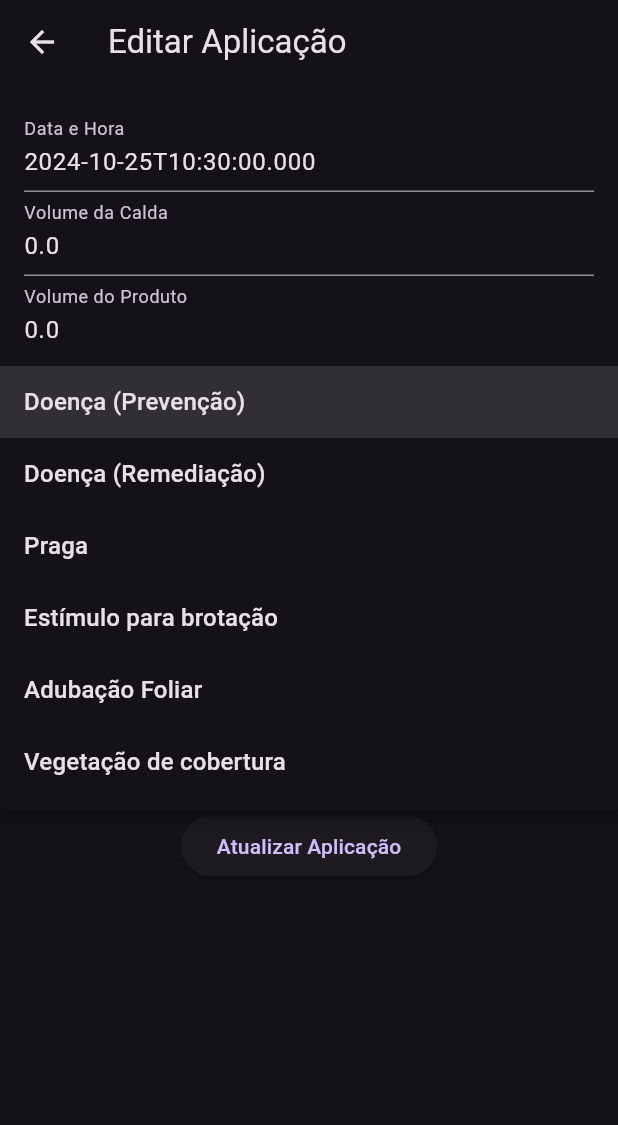
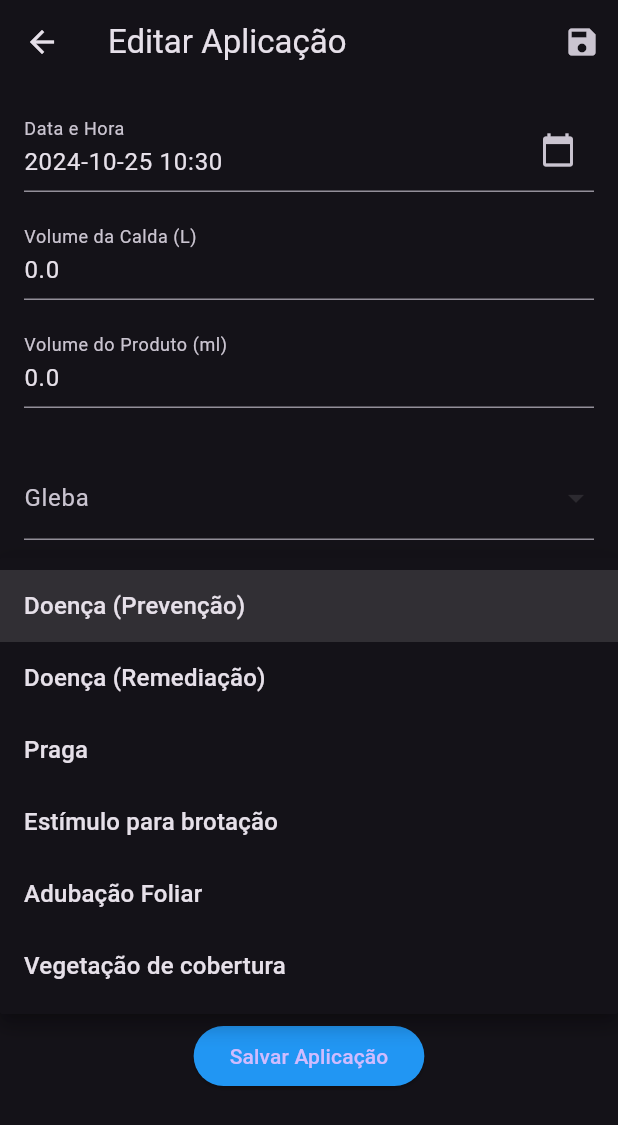
Before and after one commit to Felifet/flutter_tcc_app, a Flutter app: the EditAplicacaoScreen screen opened directly with empty values, after a tap on "Motivo", on a phone screen of 412 x 824 dp. Shown: the top 1125 px of the screen. Run offline on Flutter 3.47's test engine with Material 3 defaults, Android fonts, the phone set to English and light mode, and no system bars; our stand-ins replace file_picker, fl_chart, googleapis_auth, sqflite; missing offline and left inert: excel, googleapis; accounts and stored records are empty.

Commit message:
aplicacao_edit funcionando

```diff
--- a/lib/src/models/aplicacao_model.dart
+++ b/lib/src/models/aplicacao_model.dart
@@ -8,6 +8,8 @@ class Aplicacao {
   int produtoId;
   int? doencaPragaId;
   int cicloId;
+  // Adicionando o campo para armazenar o nome do produto
+  String? produtoNomeComercial;
 
   Aplicacao({
     this.id,
--- a/lib/src/screens/aplicacao/aplicacao_edit_screen.dart
+++ b/lib/src/screens/aplicacao/aplicacao_edit_screen.dart
@@ -1,4 +1,5 @@
 import 'package:flutter/material.dart';
+import 'package:intl/intl.dart';
 import 'package:flutter_tcc_app/src/models/aplicacao_model.dart';
 import 'package:flutter_tcc_app/src/services/aplicacao_service.dart';
 import 'package:flutter_tcc_app/src/models/gleba_model.dart';
@@ -21,57 +22,56 @@ class EditAplicacaoScreen extends StatefulWidget {
 }
 
 class _EditAplicacaoScreenState extends State<EditAplicacaoScreen> {
+  final AplicacaoService _aplicacaoService = AplicacaoService();
+
   final TextEditingController _datetimeController = TextEditingController();
   final TextEditingController _volumeCaldaController = TextEditingController();
   final TextEditingController _volumeProdutoController =
       TextEditingController();
 
   String? _selectedMotivo;
+  String? _selectedTipoProduto;
   Gleba? _selectedGleba;
   Product? _selectedProduto;
   DoencaPraga? _selectedDoencaPraga;
   Ciclo? _selectedCiclo;
 
+  double? _concentracao;
   List<Gleba> _glebas = [];
   List<Product> _produtos = [];
   List<DoencaPraga> _doencasPragas = [];
   List<Ciclo> _ciclos = [];
+  List<String> _tiposProdutos = [];
 
   @override
   void initState() {
     super.initState();
     _loadDropdownData();
-    _initializeFields();
+    _datetimeController.text =
+        DateFormat('yyyy-MM-dd HH:mm').format(widget.aplicacao.datetime);
+    _volumeCaldaController.text = widget.aplicacao.volumeCalda.toString();
+    _volumeProdutoController.text = widget.aplicacao.volumeProduto.toString();
+    _selectedMotivo = widget.aplicacao.motivo;
   }
 
-  void _loadDropdownData() async {
+  Future<void> _loadDropdownData() async {
     _glebas = await GlebaService().getGlebas();
     _produtos = await ProductService().getProducts();
     _doencasPragas = await DoencaPragaService().getDoencasPragas();
     _ciclos = await CicloService().getCiclos();
-    setState(() {}); // Atualiza o estado após carregar os dados
+    _tiposProdutos = await ProductService().getDistinctProductTypes();
+    setState(() {});
   }
 
-  void _initializeFields() {
-    _datetimeController.text = widget.aplicacao.datetime.toIso8601String();
-    _volumeCaldaController.text = widget.aplicacao.volumeCalda.toString();
-    _volumeProdutoController.text = widget.aplicacao.volumeProduto.toString();
-    _selectedMotivo = widget.aplicacao.motivo;
-
-    // Usando orElse para evitar exceções se o elemento não for encontrado
-    _selectedGleba =
-        _glebas.firstWhere((gleba) => gleba.id == widget.aplicacao.glebaId);
-
-    _selectedProduto = _produtos
-        .firstWhere((produto) => produto.id == widget.aplicacao.produtoId);
-
-    _selectedDoencaPraga = widget.aplicacao.doencaPragaId != null
-        ? _doencasPragas
-            .firstWhere((doenca) => doenca.id == widget.aplicacao.doencaPragaId)
-        : null;
-
-    _selectedCiclo =
-        _ciclos.firstWhere((ciclo) => ciclo.id == widget.aplicacao.cicloId);
+  void _updateConcentration() {
+    if (_volumeProdutoController.text.isNotEmpty &&
+        _volumeCaldaController.text.isNotEmpty) {
+      final double volumeProduto = double.parse(_volumeProdutoController.text);
+      final double volumeCalda = double.parse(_volumeCaldaController.text);
+      setState(() {
+        _concentracao = volumeProduto / volumeCalda;
+      });
+    }
   }
 
   void _updateAplicacao() async {
@@ -79,25 +79,18 @@ class _EditAplicacaoScreenState extends State<EditAplicacaoScreen> {
         _selectedGleba != null &&
         _selectedProduto != null &&
         _selectedCiclo != null) {
-      final aplicacao = Aplicacao(
-        id: widget.aplicacao.id,
-        datetime: DateTime.parse(_datetimeController.text),
-        volumeCalda: double.parse(_volumeCaldaController.text),
-        volumeProduto: double.parse(_volumeProdutoController.text),
-        motivo: _selectedMotivo!,
-        glebaId: _selectedGleba!.id!,
-        produtoId: _selectedProduto!.id!,
-        doencaPragaId: _selectedDoencaPraga?.id, // Opcional
-        cicloId: _selectedCiclo!.id!,
-      );
+      final aplicacao = widget.aplicacao;
+      aplicacao.datetime = DateTime.parse(_datetimeController.text);
+      aplicacao.volumeCalda = double.parse(_volumeCaldaController.text);
+      aplicacao.volumeProduto = double.parse(_volumeProdutoController.text);
+      aplicacao.motivo = _selectedMotivo!;
+      aplicacao.glebaId = _selectedGleba!.id!;
+      aplicacao.produtoId = _selectedProduto!.id!;
+      aplicacao.doencaPragaId = _selectedDoencaPraga?.id;
+      aplicacao.cicloId = _selectedCiclo!.id!;
 
-      await AplicacaoService().updateAplicacao(aplicacao);
+      await _aplicacaoService.updateAplicacao(aplicacao);
       Navigator.pop(context);
-    } else {
-      // Opcional: Adicione um aviso para o usuário
-      ScaffoldMessenger.of(context).showSnackBar(
-        SnackBar(content: Text('Preencha todos os campos obrigatórios.')),
-      );
     }
   }
 
@@ -105,28 +98,74 @@ class _EditAplicacaoScreenState extends State<EditAplicacaoScreen> {
   Widget build(BuildContext context) {
     return Scaffold(
       appBar: AppBar(
-        title: Text('Editar Aplicação'),
+        title: const Text('Editar Aplicação'),
+        actions: [
+          IconButton(
+            icon: const Icon(Icons.save),
+            onPressed: _updateAplicacao,
           ),
-      body: Padding(
+        ],
+      ),
+      body: SingleChildScrollView(
+        child: Padding(
           padding: const EdgeInsets.all(16.0),
           child: Column(
             children: [
               TextField(
                 controller: _datetimeController,
-              decoration: InputDecoration(labelText: 'Data e Hora'),
+                decoration: InputDecoration(
+                  labelText: 'Data e Hora',
+                  suffixIcon: IconButton(
+                    icon: const Icon(Icons.calendar_today),
+                    onPressed: () {
+                      // Implement date picker functionality here
+                    },
                   ),
+                ),
+                readOnly: true,
+              ),
+              const SizedBox(height: 16),
               TextField(
                 controller: _volumeCaldaController,
-              decoration: InputDecoration(labelText: 'Volume da Calda'),
+                decoration:
+                    const InputDecoration(labelText: 'Volume da Calda (L)'),
                 keyboardType: TextInputType.number,
+                onChanged: (_) => _updateConcentration(),
               ),
+              const SizedBox(height: 16),
               TextField(
                 controller: _volumeProdutoController,
-              decoration: InputDecoration(labelText: 'Volume do Produto'),
+                decoration:
+                    const InputDecoration(labelText: 'Volume do Produto (ml)'),
                 keyboardType: TextInputType.number,
+                onChanged: (_) => _updateConcentration(),
               ),
+              const SizedBox(height: 16),
+              if (_concentracao != null)
+                Text(
+                  'Concentração: ${_concentracao!.toStringAsFixed(2)} ml/L',
+                  style: const TextStyle(
+                      fontSize: 16, fontWeight: FontWeight.bold),
+                ),
+              const SizedBox(height: 16),
+              DropdownButtonFormField<Gleba>(
+                decoration: const InputDecoration(labelText: 'Gleba'),
+                value: _selectedGleba,
+                items: _glebas.map((gleba) {
+                  return DropdownMenuItem(
+                    value: gleba,
+                    child: Text(gleba.nomeIdentificador),
+                  );
+                }).toList(),
+                onChanged: (value) {
+                  setState(() {
+                    _selectedGleba = value;
+                  });
+                },
+              ),
+              const SizedBox(height: 16),
               DropdownButtonFormField<String>(
-              decoration: InputDecoration(labelText: 'Motivo'),
+                decoration: const InputDecoration(labelText: 'Motivo'),
                 value: _selectedMotivo,
                 items: [
                   'Doença (Prevenção)',
@@ -147,23 +186,44 @@ class _EditAplicacaoScreenState extends State<EditAplicacaoScreen> {
                   });
                 },
               ),
-            DropdownButtonFormField<Gleba>(
-              decoration: InputDecoration(labelText: 'Gleba'),
-              value: _selectedGleba,
-              items: _glebas.map((gleba) {
+              const SizedBox(height: 16),
+              DropdownButtonFormField<Ciclo>(
+                decoration: const InputDecoration(labelText: 'Ciclo'),
+                value: _selectedCiclo,
+                items: _ciclos.map((ciclo) {
                   return DropdownMenuItem(
-                  value: gleba,
-                  child: Text(gleba.nomeIdentificador),
+                    value: ciclo,
+                    child: Text(ciclo.descricao),
                   );
                 }).toList(),
                 onChanged: (value) {
                   setState(() {
-                  _selectedGleba = value;
+                    _selectedCiclo = value;
                   });
                 },
               ),
+              const SizedBox(height: 16),
+              DropdownButtonFormField<String>(
+                decoration: const InputDecoration(labelText: 'Tipo de Produto'),
+                value: _selectedTipoProduto,
+                items: _tiposProdutos.map((tipo) {
+                  return DropdownMenuItem(
+                    value: tipo,
+                    child: Text(tipo),
+                  );
+                }).toList(),
+                onChanged: (value) async {
+                  setState(() {
+                    _selectedTipoProduto = value;
+                    _selectedProduto = null;
+                  });
+                  _produtos = await ProductService().getProductsByType(value!);
+                  setState(() {});
+                },
+              ),
+              const SizedBox(height: 16),
               DropdownButtonFormField<Product>(
-              decoration: InputDecoration(labelText: 'Produto'),
+                decoration: const InputDecoration(labelText: 'Produto'),
                 value: _selectedProduto,
                 items: _produtos.map((produto) {
                   return DropdownMenuItem(
@@ -177,42 +237,16 @@ class _EditAplicacaoScreenState extends State<EditAplicacaoScreen> {
                   });
                 },
               ),
-            DropdownButtonFormField<DoencaPraga>(
-              decoration: InputDecoration(labelText: 'Doença/Praga'),
-              value: _selectedDoencaPraga,
-              items: _doencasPragas.map((doencaPraga) {
-                return DropdownMenuItem(
-                  value: doencaPraga,
-                  child: Text(doencaPraga.descricaoCurta),
-                );
-              }).toList(),
-              onChanged: (value) {
-                setState(() {
-                  _selectedDoencaPraga = value;
-                });
-              },
-            ),
-            DropdownButtonFormField<Ciclo>(
-              decoration: InputDecoration(labelText: 'Ciclo'),
-              value: _selectedCiclo,
-              items: _ciclos.map((ciclo) {
-                return DropdownMenuItem(
-                  value: ciclo,
-                  child: Text(ciclo.descricao),
-                );
-              }).toList(),
-              onChanged: (value) {
-                setState(() {
-                  _selectedCiclo = value;
-                });
-              },
-            ),
-            SizedBox(height: 20),
+              const SizedBox(height: 32),
               ElevatedButton(
                 onPressed: _updateAplicacao,
-              child: Text('Atualizar Aplicação'),
+                style: ElevatedButton.styleFrom(
+                  backgroundColor: Colors.blue,
+                ),
+                child: const Text('Salvar Aplicação'),
               ),
             ],
+          ),
         ),
       ),
     );
```
Also changed, not shown: lib/main.dart (+25 -21 lines), lib/src/screens/aplicacao/aplicacao_list_screen.dart (+32 -9 lines), lib/src/services/aplicacao_service.dart (+28 -30 lines). Lines whose indentation alone changed are shown as unchanged.
